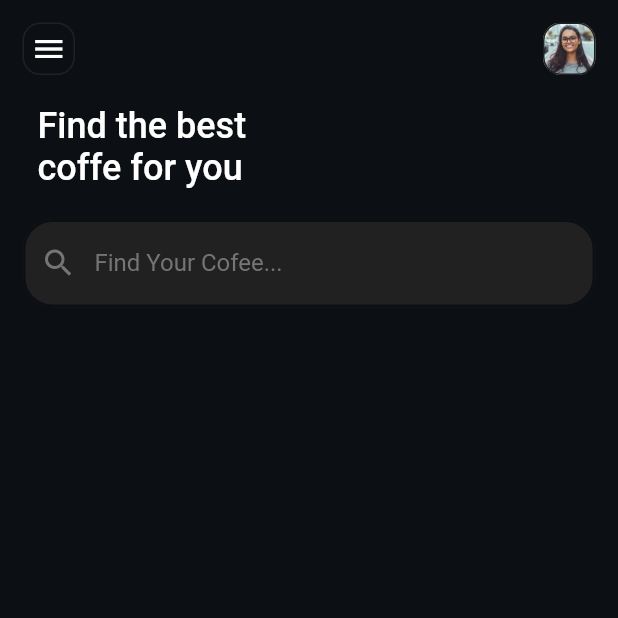
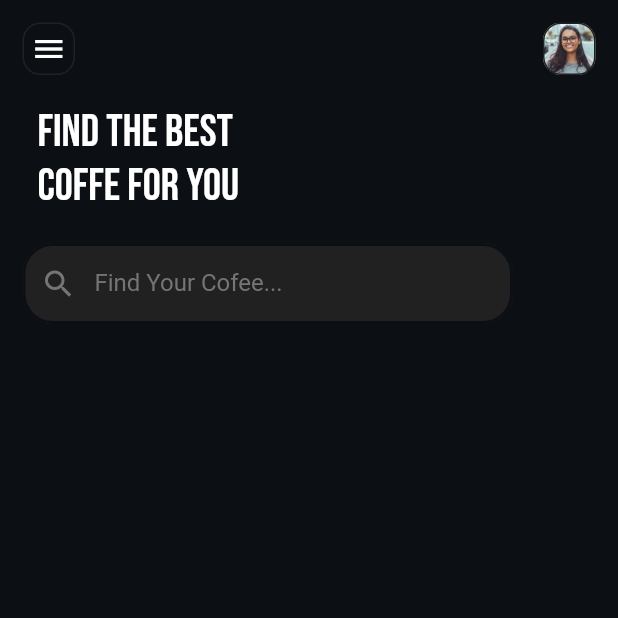
Before and after one commit to ruvima/coffee_shop_ui, a Flutter app: the screen it shows after launch, on a phone screen of 412 x 824 dp, the top half of it. Run offline on Flutter 3.47's test engine with Material 2 defaults, Android fonts, the phone set to English and light mode, and no system bars.

Commit message:
font & textfield

```diff
--- a/lib/screen/home_screen.dart
+++ b/lib/screen/home_screen.dart
@@ -32,7 +32,10 @@ class HomeScreen extends StatelessWidget {
                 padding: EdgeInsets.only(top: 20, left: 10, bottom: 20),
                 child: Text(
                   'Find the best\ncoffe for you',
-                  style: TextStyle(fontSize: 24, fontWeight: FontWeight.w500),
+                  style: TextStyle(
+                      fontSize: 30,
+                      fontWeight: FontWeight.w500,
+                      fontFamily: 'BebasNeue'),
                 ),
               ),
               TextField(
@@ -43,6 +46,8 @@ class HomeScreen extends StatelessWidget {
                     borderRadius: BorderRadius.all(Radius.circular(20)),
                     borderSide: BorderSide(color: Color(0xFF0C0F14), width: 2),
                   ),
+                  constraints:
+                      const BoxConstraints.tightFor(width: 327, height: 54),
                   labelText: 'Find Your Cofee...',
                   labelStyle: TextStyle(color: Colors.grey.shade600),
                   prefixIcon: Icon(
```
Also changed, not shown: pubspec.yaml (+5 -6 lines), fonts/BebasNeue-Regular.ttf (added).
